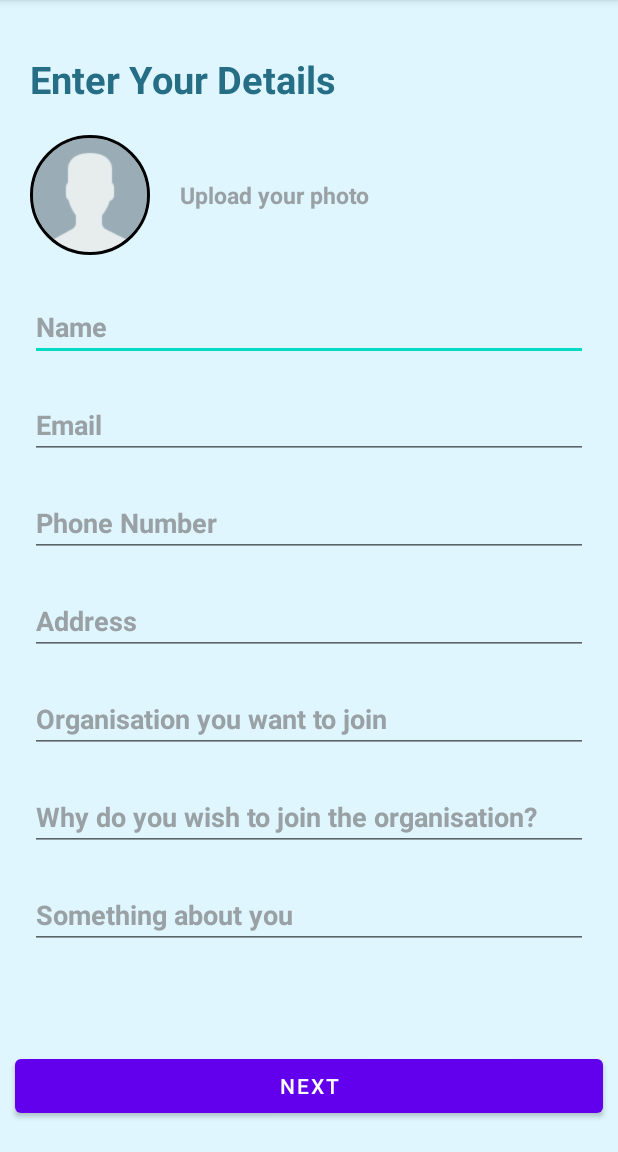
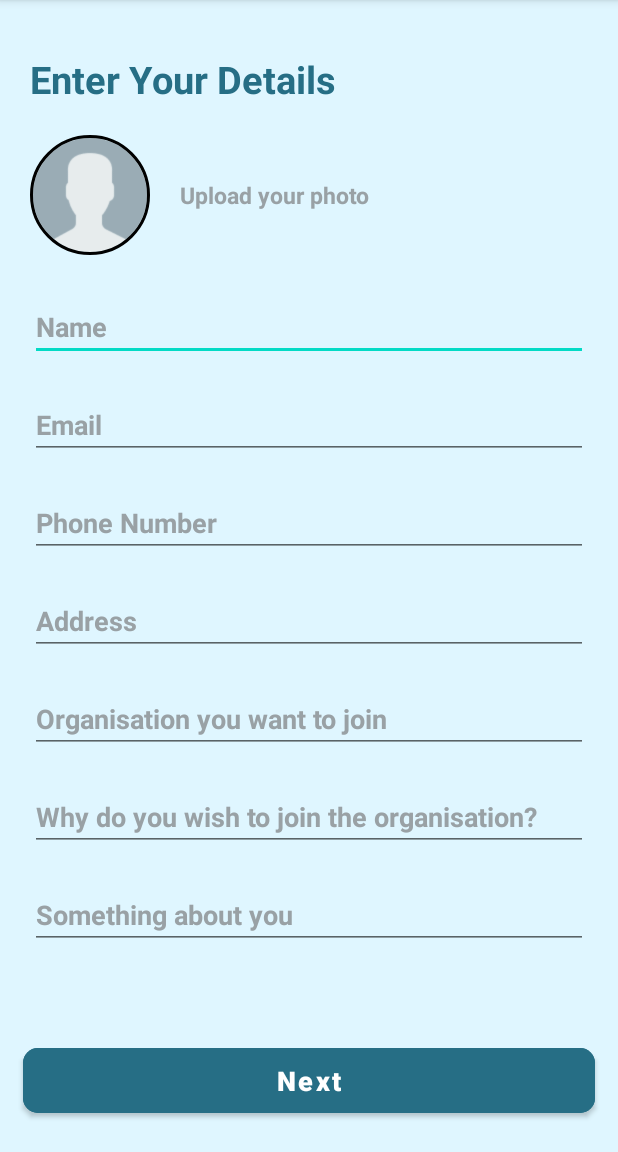
Before and after one commit to DSC-JSS-NOIDA/RapidHire, an Android app: the CandidateDetailActivity screen opened directly, with no data from a screen before it, on a phone screen of 412 x 824 dp, the part 84-1236 px from its top. Run offline under Robolectric (Android 15) with nearby library versions, the phone set to English and light mode, and no system bars; our stand-ins replace CircleImageView.

Commit message:
NextButtonUI

```diff
--- a/app/src/main/res/layout/activity_candidate_detail.xml
+++ b/app/src/main/res/layout/activity_candidate_detail.xml
@@ -44,7 +44,7 @@
                 app:civ_border_width="2dp" />
 
             <TextView
-                android:id="@+id/textView5"
+                android:id="@+id/uploadPhotoTextView"
                 android:layout_width="wrap_content"
                 android:layout_height="wrap_content"
                 android:layout_gravity="center_vertical"
@@ -152,13 +152,18 @@
     </LinearLayout>
 
     <Button
-        android:id="@+id/button"
+        android:id="@+id/nextBtn"
         android:layout_width="match_parent"
-        android:layout_height="wrap_content"
+        android:layout_height="55dp"
         android:layout_alignParentStart="true"
         android:layout_alignParentBottom="true"
-        android:layout_marginStart="10dp"
-        android:layout_marginEnd="10dp"
+        android:layout_marginStart="15dp"
+        android:layout_marginEnd="15dp"
         android:layout_marginBottom="20dp"
-        android:text="Next" />
+        android:backgroundTint="#266E85"
+        android:text="Next"
+        android:textAllCaps="false"
+        android:textSize="18sp"
+        android:textStyle="bold"
+        app:cornerRadius="10dp" />
 </RelativeLayout>
```
